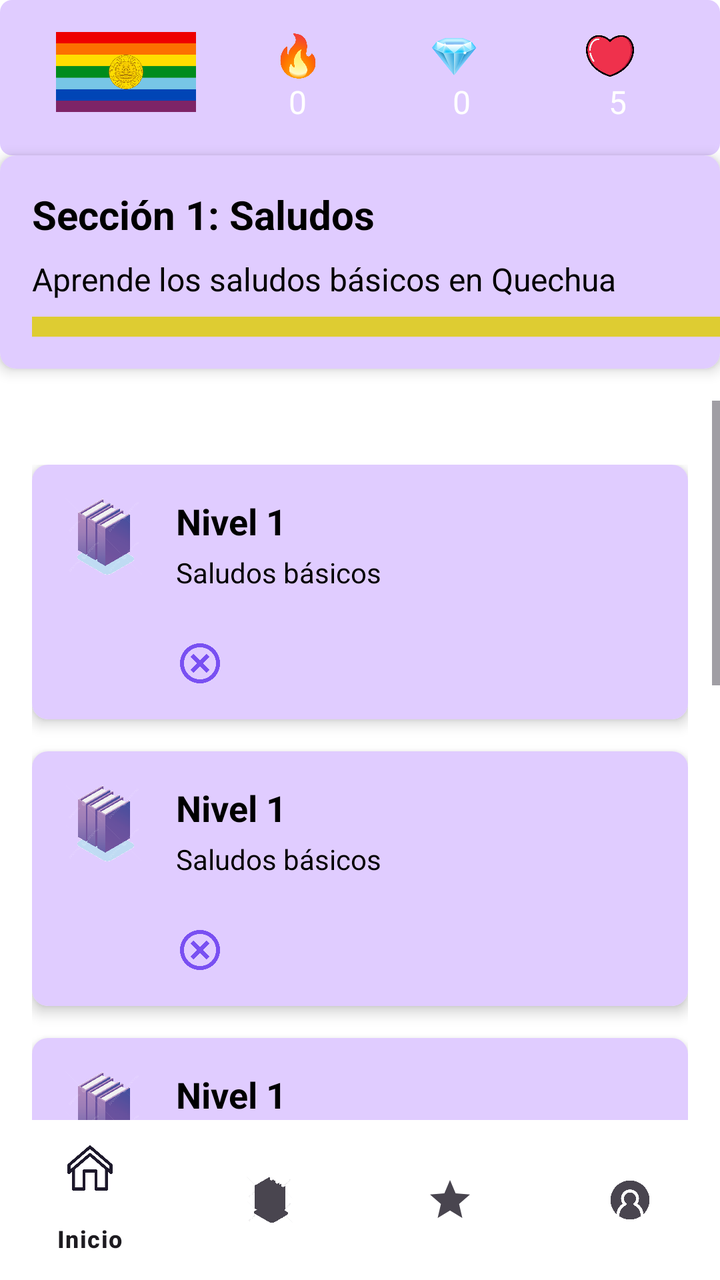
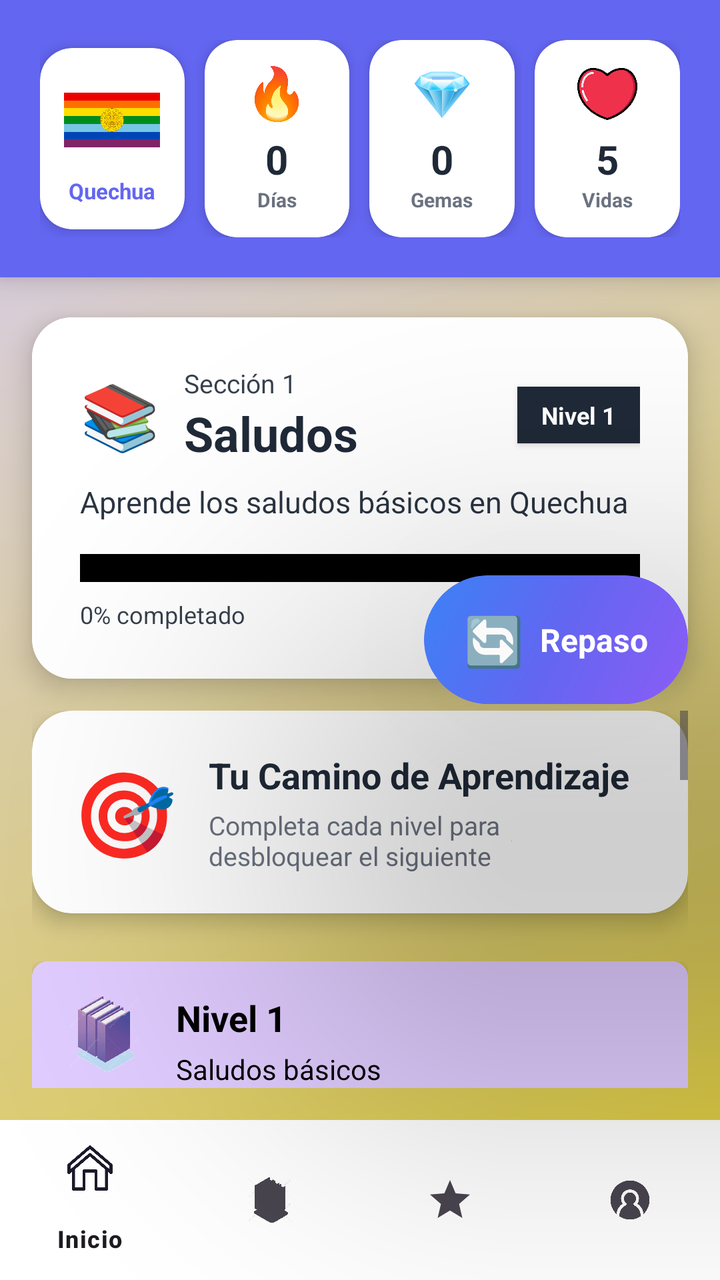

Compare the two renders of this Android layout. The source of the first and the diff that turns it into the second are given below.
<!-- AndroidManifest.xml: application theme Theme.PAQU -->
<!-- res/layout/activity_home.xml -->
<?xml version="1.0" encoding="utf-8"?>
<RelativeLayout xmlns:android="http://schemas.android.com/apk/res/android"
    xmlns:app="http://schemas.android.com/apk/res-auto"
    android:layout_width="match_parent"
    android:layout_height="match_parent"
    android:background="@color/white">

  
  <LinearLayout
      android:id="@+id/header"
      android:layout_width="match_parent"
      android:layout_height="wrap_content"
      android:layout_alignParentTop="true"
      android:background="@drawable/progress_bar_lila"
      android:orientation="horizontal"
      android:padding="16dp">

    
    <ImageView
        android:layout_width="40dp"
        android:layout_height="40dp"
        android:layout_weight="1"
        android:src="@drawable/cuscoicon"
        android:contentDescription="Idioma Quechua" />

    
    <LinearLayout
        android:layout_width="wrap_content"
        android:layout_height="wrap_content"
        android:layout_weight="1"
        android:gravity="center"
        android:orientation="vertical">

      <ImageView
          android:layout_width="24dp"
          android:layout_height="24dp"
          android:src="@drawable/fuegoicono"
          android:contentDescription="Racha" />

      <TextView
          android:id="@+id/streakDays"
          android:layout_width="wrap_content"
          android:layout_height="wrap_content"
          android:text="0"
          android:textColor="@color/white"
          android:textSize="16sp" />
    </LinearLayout>

    
    <LinearLayout
        android:layout_width="wrap_content"
        android:layout_height="wrap_content"
        android:layout_weight="1"
        android:gravity="center"
        android:orientation="vertical">

      <ImageView
          android:layout_width="24dp"
          android:layout_height="24dp"
          android:src="@drawable/diamanteicon"
          android:contentDescription="Diamantes" />

      <TextView
          android:id="@+id/diamondsCount"
          android:layout_width="wrap_content"
          android:layout_height="wrap_content"
          android:layout_marginStart="4dp"
          android:text="0"
          android:textColor="@color/white"
          android:textSize="16sp" />
    </LinearLayout>

    
    <LinearLayout
        android:layout_width="wrap_content"
        android:layout_height="wrap_content"
        android:layout_weight="1"
        android:gravity="center"
        android:orientation="vertical">

      <ImageView
          android:layout_width="24dp"
          android:layout_height="24dp"
          android:src="@drawable/corazonicon"
          android:contentDescription="Vidas" />

      <TextView
          android:id="@+id/livesCount"
          android:layout_width="wrap_content"
          android:layout_height="wrap_content"
          android:layout_marginStart="4dp"
          android:text="5"
          android:textColor="@color/white"
          android:textSize="16sp" />
    </LinearLayout>
  </LinearLayout>

  

      
  <androidx.cardview.widget.CardView
      android:id="@+id/stickySection"
      android:layout_width="match_parent"
      android:layout_height="wrap_content"
      android:layout_below="@id/header"
      android:layout_marginBottom="16dp"
      app:cardCornerRadius="8dp"
      app:cardElevation="4dp">

    <LinearLayout
        android:id="@+id/sectionContent"
        android:layout_width="411dp"
        android:layout_height="match_parent"
        android:background="@drawable/progress_bar_lila"
        android:orientation="vertical"
        android:padding="16dp">

      <TextView
          android:layout_width="match_parent"
          android:layout_height="wrap_content"
          android:text="Sección 1: Saludos"
          android:textColor="@color/black"
          android:textSize="20sp"
          android:textStyle="bold" />

      <TextView
          android:layout_width="match_parent"
          android:layout_height="wrap_content"
          android:layout_marginTop="8dp"
          android:text="Aprende los saludos básicos en Quechua"
          android:textColor="@color/black"
          android:textSize="16sp" />

      <ProgressBar
          android:id="@+id/sectionProgressBar"
          style="?android:attr/progressBarStyleHorizontal"
          android:layout_width="match_parent"
          android:layout_height="10dp"
          android:layout_marginTop="8dp"
          android:progress="0"
          android:progressDrawable="@color/morado" />

    </LinearLayout>
  </androidx.cardview.widget.CardView>

      
  <ScrollView
      android:id="@+id/mainScrollView"
      android:layout_width="match_parent"
      android:layout_height="match_parent"
      android:layout_above="@+id/bottomNavigation"
      android:layout_below="@id/stickySection"
      android:background="@color/white"
      android:fillViewport="true">

    <LinearLayout
        android:layout_width="match_parent"
        android:layout_height="wrap_content"
        android:orientation="vertical"
        android:paddingTop="16dp">

      
      <LinearLayout
          android:layout_width="match_parent"
          android:layout_height="wrap_content"
          android:orientation="vertical"
          android:padding="16dp">


        
        <include
            android:id="@+id/level1Card"
            layout="@layout/item_level" />

        
        <include
            android:id="@+id/level2Card"
            layout="@layout/item_level" />

        
        <include
            android:id="@+id/level3Card"
            layout="@layout/item_level" />

        
        <include
            android:id="@+id/level4Card"
            layout="@layout/item_level" />

        
        <include
            android:id="@+id/level5Card"
            layout="@layout/item_level" />

        
        <include
            android:id="@+id/level6Card"
            layout="@layout/item_level" />
      </LinearLayout>
    </LinearLayout>
  </ScrollView>

  
  <com.google.android.material.bottomnavigation.BottomNavigationView
      android:id="@+id/bottomNavigation"
      android:layout_width="match_parent"
      android:layout_height="wrap_content"
      android:layout_alignParentBottom="true"
      android:background="@color/white"
      app:menu="@menu/bottom_nav_menu" />
</RelativeLayout>
<!-- res/layout/item_level.xml (included above) -->
<?xml version="1.0" encoding="utf-8"?>
<androidx.cardview.widget.CardView xmlns:android="http://schemas.android.com/apk/res/android"
    xmlns:app="http://schemas.android.com/apk/res-auto"
    android:id="@+id/levelCard"

    android:layout_width="match_parent"
    android:layout_height="wrap_content"
    android:layout_marginBottom="16dp"
    app:cardCornerRadius="8dp"
    app:cardElevation="4dp">

    <LinearLayout
        android:layout_width="397dp"
        android:layout_height="wrap_content"
        android:background="@drawable/progress_bar_lila"
        android:orientation="horizontal"
        android:padding="16dp">

        <ImageView
            android:layout_width="40dp"
            android:layout_height="40dp"
            android:src="@drawable/diccionarioicon" />

        <LinearLayout
            android:layout_width="match_parent"
            android:layout_height="wrap_content"
            android:layout_marginStart="16dp"
            android:orientation="vertical">

            <TextView
                android:id="@+id/levelTitle"
                android:layout_width="match_parent"
                android:layout_height="wrap_content"
                android:text="Nivel 1"
                android:textColor="@color/black"
                android:textSize="18sp"
                android:textStyle="bold" />

            <TextView
                android:id="@+id/levelDescription"
                android:layout_width="match_parent"
                android:layout_height="wrap_content"
                android:layout_marginTop="4dp"
                android:text="Saludos básicos"
                android:textColor="@color/black"
                android:textSize="14sp" />

            <ProgressBar
                android:id="@+id/levelProgress"
                style="?android:attr/progressBarStyleHorizontal"
                android:layout_width="match_parent"
                android:layout_height="8dp"
                android:layout_marginTop="8dp"
                android:progress="30"
                android:progressDrawable="@drawable/simbolox" />
            <ImageView
                android:id="@+id/levelStatusIcon"
                android:layout_width="24dp"
                android:layout_height="24dp"
                android:layout_marginTop="8dp"
                android:contentDescription="Estado del nivel"
                android:src="@drawable/ic_cross" />

        </LinearLayout>



    </LinearLayout>
</androidx.cardview.widget.CardView>
<!-- resources referenced by this layout -->
<resources>
  <color name="black">#FF000000</color>
  <color name="morado">#DECC32</color>
  <color name="white">#FFFFFFFF</color>
  <!-- drawable corazonicon: png bitmap (drawable, 26331 bytes) -->
  <!-- drawable cuscoicon: png bitmap (drawable, 93133 bytes) -->
  <!-- drawable diamanteicon: png bitmap (drawable, 7046 bytes) -->
  <!-- drawable diccionarioicon: png bitmap (drawable, 684617 bytes) -->
  <!-- drawable fuegoicono: png bitmap (drawable, 34989 bytes) -->
  <!-- drawable ic_cross: png bitmap (drawable, 16291 bytes) -->
  <!-- drawable progress_bar_lila (drawable) -->
  <?xml version="1.0" encoding="utf-8"?>
  <layer-list xmlns:android="http://schemas.android.com/apk/res/android">
      
      <item android:id="@android:id/background">
          <shape>
              <corners android:radius="6dp" />
              <solid android:color="#E0CCFF" /> 
          </shape>
      </item>
  
      
      <item android:id="@android:id/progress">
          <clip>
              <shape>
                  <corners android:radius="6dp" />
                  <solid android:color="#A259FF" /> 
              </shape>
          </clip>
      </item>
  </layer-list>
  <!-- drawable simbolox: png bitmap (drawable, 4416 bytes) -->
  <style name="Theme.PAQU" parent="Base.Theme.PAQU" />
  <style name="Base.Theme.PAQU" parent="Theme.Material3.DayNight.NoActionBar">
          
          
      </style>
</resources>

<!-- the commit's change to res/layout/activity_home.xml (unified diff, before → after) -->
@@ -3,169 +3,361 @@
     xmlns:app="http://schemas.android.com/apk/res-auto"
     android:layout_width="match_parent"
     android:layout_height="match_parent"
-    android:background="@color/white">
+    android:background="@drawable/bg_gradient_main">
 
   
-  <LinearLayout
-      android:id="@+id/header"
+  <androidx.cardview.widget.CardView
+      android:id="@+id/headerCard"
       android:layout_width="match_parent"
       android:layout_height="wrap_content"
       android:layout_alignParentTop="true"
-      android:background="@drawable/progress_bar_lila"
-      android:orientation="horizontal"
-      android:padding="16dp">
-
-    
-    <ImageView
-        android:layout_width="40dp"
-        android:layout_height="40dp"
-        android:layout_weight="1"
-        android:src="@drawable/cuscoicon"
-        android:contentDescription="Idioma Quechua" />
-
-    
+      app:cardCornerRadius="0dp"
+      app:cardElevation="8dp"
+      app:cardBackgroundColor="#FFFFFF">
+
     <LinearLayout
-        android:layout_width="wrap_content"
+        android:id="@+id/header"
+        android:layout_width="match_parent"
         android:layout_height="wrap_content"
-        android:layout_weight="1"
-        android:gravity="center"
-        android:orientation="vertical">
-
-      <ImageView
-          android:layout_width="24dp"
-          android:layout_height="24dp"
-          android:src="@drawable/fuegoicono"
-          android:contentDescription="Racha" />
-
-      <TextView
-          android:id="@+id/streakDays"
-          android:layout_width="wrap_content"
-          android:layout_height="wrap_content"
-          android:text="0"
-          android:textColor="@color/white"
-          android:textSize="16sp" />
+        android:background="#6366F1"
+        android:orientation="horizontal"
+        android:padding="20dp"
+        android:gravity="center_vertical">
+
+      
+      <androidx.cardview.widget.CardView
+          android:layout_width="0dp"
+          android:layout_height="wrap_content"
+          android:layout_weight="1"
+          app:cardCornerRadius="16dp"
+          app:cardElevation="4dp"
+          app:cardBackgroundColor="#FFFFFF">
+
+        <LinearLayout
+            android:layout_width="match_parent"
+            android:layout_height="wrap_content"
+            android:gravity="center"
+            android:orientation="vertical"
+            android:padding="12dp">
+
+          <ImageView
+              android:layout_width="48dp"
+              android:layout_height="48dp"
+              android:src="@drawable/cuscoicon"
+              android:contentDescription="Idioma Quechua" />
+
+          <TextView
+              android:layout_width="wrap_content"
+              android:layout_height="wrap_content"
+              android:text="Quechua"
+              android:textColor="#6366F1"
+              android:textSize="11sp"
+              android:textStyle="bold"
+              android:layout_marginTop="4dp" />
+        </LinearLayout>
+      </androidx.cardview.widget.CardView>
+
+      
+      <androidx.cardview.widget.CardView
+          android:layout_width="0dp"
+          android:layout_height="wrap_content"
+          android:layout_weight="1"
+          android:layout_marginStart="10dp"
+          app:cardCornerRadius="16dp"
+          app:cardElevation="4dp"
+          app:cardBackgroundColor="#FFFFFF">
+
+        <LinearLayout
+            android:layout_width="match_parent"
+            android:layout_height="wrap_content"
+            android:gravity="center"
+            android:orientation="vertical"
+            android:padding="12dp">
+
+          <ImageView
+              android:layout_width="30dp"
+              android:layout_height="30dp"
+              android:src="@drawable/fuegoicono"
+              android:contentDescription="Racha" />
+
+          <TextView
+              android:id="@+id/streakDays"
+              android:layout_width="wrap_content"
+              android:layout_height="wrap_content"
+              android:text="0"
+              android:textColor="#1F2937"
+              android:textSize="20sp"
+              android:textStyle="bold"
+              android:layout_marginTop="4dp" />
+
+          <TextView
+              android:layout_width="wrap_content"
+              android:layout_height="wrap_content"
+              android:text="Días"
+              android:textColor="#6B7280"
+              android:textSize="10sp"
+              android:textStyle="bold" />
+        </LinearLayout>
+      </androidx.cardview.widget.CardView>
+
+      
+      <androidx.cardview.widget.CardView
+          android:layout_width="0dp"
+          android:layout_height="wrap_content"
+          android:layout_weight="1"
+          android:layout_marginStart="10dp"
+          app:cardCornerRadius="16dp"
+          app:cardElevation="4dp"
+          app:cardBackgroundColor="#FFFFFF">
+
+        <LinearLayout
+            android:layout_width="match_parent"
+            android:layout_height="wrap_content"
+            android:gravity="center"
+            android:orientation="vertical"
+            android:padding="12dp">
+
+          <ImageView
+              android:layout_width="30dp"
+              android:layout_height="30dp"
+              android:src="@drawable/diamanteicon"
+              android:contentDescription="Diamantes" />
+
+          <TextView
+              android:id="@+id/diamondsCount"
+              android:layout_width="wrap_content"
+              android:layout_height="wrap_content"
+              android:text="0"
+              android:textColor="#1F2937"
+              android:textSize="20sp"
+              android:textStyle="bold"
+              android:layout_marginTop="4dp" />
+
+          <TextView
+              android:layout_width="wrap_content"
+              android:layout_height="wrap_content"
+              android:text="Gemas"
+              android:textColor="#6B7280"
+              android:textSize="10sp"
+              android:textStyle="bold" />
+        </LinearLayout>
+      </androidx.cardview.widget.CardView>
+
+      
+      <androidx.cardview.widget.CardView
+          android:layout_width="0dp"
+          android:layout_height="wrap_content"
+          android:layout_weight="1"
+          android:layout_marginStart="10dp"
+          app:cardCornerRadius="16dp"
+          app:cardElevation="4dp"
+          app:cardBackgroundColor="#FFFFFF">
+
+        <LinearLayout
+            android:layout_width="match_parent"
+            android:layout_height="wrap_content"
+            android:gravity="center"
+            android:orientation="vertical"
+            android:padding="12dp">
+
+          <ImageView
+              android:layout_width="30dp"
+              android:layout_height="30dp"
+              android:src="@drawable/corazonicon"
+              android:contentDescription="Vidas" />
+
+          <TextView
+              android:id="@+id/livesCount"
+              android:layout_width="wrap_content"
+              android:layout_height="wrap_content"
+              android:text="5"
+              android:textColor="#1F2937"
+              android:textSize="20sp"
+              android:textStyle="bold"
+              android:layout_marginTop="4dp" />
+
+          <TextView
+              android:layout_width="wrap_content"
+              android:layout_height="wrap_content"
+              android:text="Vidas"
+              android:textColor="#6B7280"
+              android:textSize="10sp"
+              android:textStyle="bold" />
+        </LinearLayout>
+      </androidx.cardview.widget.CardView>
     </LinearLayout>
-
-    
-    <LinearLayout
-        android:layout_width="wrap_content"
-        android:layout_height="wrap_content"
-        android:layout_weight="1"
-        android:gravity="center"
-        android:orientation="vertical">
-
-      <ImageView
-          android:layout_width="24dp"
-          android:layout_height="24dp"
-          android:src="@drawable/diamanteicon"
-          android:contentDescription="Diamantes" />
-
-      <TextView
-          android:id="@+id/diamondsCount"
-          android:layout_width="wrap_content"
-          android:layout_height="wrap_content"
-          android:layout_marginStart="4dp"
-          android:text="0"
-          android:textColor="@color/white"
-          android:textSize="16sp" />
-    </LinearLayout>
-
-    
-    <LinearLayout
-        android:layout_width="wrap_content"
-        android:layout_height="wrap_content"
-        android:layout_weight="1"
-        android:gravity="center"
-        android:orientation="vertical">
-
-      <ImageView
-          android:layout_width="24dp"
-          android:layout_height="24dp"
-          android:src="@drawable/corazonicon"
-          android:contentDescription="Vidas" />
-
-      <TextView
-          android:id="@+id/livesCount"
-          android:layout_width="wrap_content"
-          android:layout_height="wrap_content"
-          android:layout_marginStart="4dp"
-          android:text="5"
-          android:textColor="@color/white"
-          android:textSize="16sp" />
-    </LinearLayout>
-  </LinearLayout>
+  </androidx.cardview.widget.CardView>
 
   
-
-      
   <androidx.cardview.widget.CardView
       android:id="@+id/stickySection"
       android:layout_width="match_parent"
       android:layout_height="wrap_content"
-      android:layout_below="@id/header"
+      android:layout_below="@id/headerCard"
+      android:layout_marginStart="16dp"
+      android:layout_marginEnd="16dp"
+      android:layout_marginTop="20dp"
       android:layout_marginBottom="16dp"
-      app:cardCornerRadius="8dp"
-      app:cardElevation="4dp">
+      app:cardCornerRadius="20dp"
+      app:cardElevation="8dp"
+      app:cardBackgroundColor="#FFFFFF">
 
     <LinearLayout
         android:id="@+id/sectionContent"
-        android:layout_width="411dp"
-        android:layout_height="match_parent"
-        android:background="@drawable/progress_bar_lila"
+        android:layout_width="match_parent"
+        android:layout_height="wrap_content"
+        android:background="#FFFFFF"
         android:orientation="vertical"
-        android:padding="16dp">
+        android:padding="24dp">
+
+      <LinearLayout
+          android:layout_width="match_parent"
+          android:layout_height="wrap_content"
+          android:orientation="horizontal"
+          android:gravity="center_vertical"
+          android:layout_marginBottom="8dp">
+
+        <TextView
+            android:layout_width="wrap_content"
+            android:layout_height="wrap_content"
+            android:text="📚"
+            android:textSize="32sp"
+            android:layout_marginEnd="12dp" />
+
+        <LinearLayout
+            android:layout_width="0dp"
+            android:layout_height="wrap_content"
+            android:layout_weight="1"
+            android:orientation="vertical">
+
+          <TextView
+              android:layout_width="wrap_content"
+              android:layout_height="wrap_content"
+              android:text="Sección 1"
+              android:textColor="#1F2937"
+              android:textSize="13sp"
+              android:alpha="0.9" />
+
+          <TextView
+              android:layout_width="wrap_content"
+              android:layout_height="wrap_content"
+              android:text="Saludos"
+              android:textColor="#1F2937"
+              android:textSize="24sp"
+              android:textStyle="bold" />
+        </LinearLayout>
+
+        <TextView
+            android:layout_width="wrap_content"
+            android:layout_height="wrap_content"
+            android:text="Nivel 1"
+            android:textColor="#FFFFFF"
+            android:textSize="12sp"
+            android:textStyle="bold"
+            android:background="#1F2937"
+            android:paddingHorizontal="12dp"
+            android:paddingVertical="6dp"
+            android:elevation="2dp" />
+      </LinearLayout>
 
       <TextView
           android:layout_width="match_parent"
           android:layout_height="wrap_content"
-          android:text="Sección 1: Saludos"
-          android:textColor="@color/black"
-          android:textSize="20sp"
-          android:textStyle="bold" />
-
-      <TextView
-          android:layout_width="match_parent"
-          android:layout_height="wrap_content"
-          android:layout_marginTop="8dp"
           android:text="Aprende los saludos básicos en Quechua"
-          android:textColor="@color/black"
-          android:textSize="16sp" />
+          android:textColor="#1F2937"
+          android:textSize="15sp"
+          android:alpha="0.95"
+          android:layout_marginBottom="16dp" />
 
       <ProgressBar
           android:id="@+id/sectionProgressBar"
           style="?android:attr/progressBarStyleHorizontal"
           android:layout_width="match_parent"
-          android:layout_height="10dp"
+          android:layout_height="14dp"
+          android:progress="0"
+          android:progressDrawable="@color/black" />
+
+      <TextView
+          android:layout_width="wrap_content"
+          android:layout_height="wrap_content"
+          android:text="0% completado"
+          android:textColor="#1F2937"
+          android:textSize="12sp"
           android:layout_marginTop="8dp"
-          android:progress="0"
-          android:progressDrawable="@color/morado" />
-
+          android:alpha="0.9" />
     </LinearLayout>
   </androidx.cardview.widget.CardView>
 
-      
+  
   <ScrollView
       android:id="@+id/mainScrollView"
       android:layout_width="match_parent"
       android:layout_height="match_parent"
       android:layout_above="@+id/bottomNavigation"
       android:layout_below="@id/stickySection"
-      android:background="@color/white"
-      android:fillViewport="true">
+      android:fillViewport="true"
+      android:paddingStart="16dp"
+      android:paddingEnd="16dp"
+      android:paddingBottom="16dp">
 
     <LinearLayout
         android:layout_width="match_parent"
         android:layout_height="wrap_content"
-        android:orientation="vertical"
-        android:paddingTop="16dp">
+        android:orientation="vertical">
+
+      
+      <androidx.cardview.widget.CardView
+          android:layout_width="match_parent"
+          android:layout_height="wrap_content"
+          app:cardCornerRadius="20dp"
+          app:cardElevation="6dp"
+          app:cardBackgroundColor="#FFFFFF"
+          android:layout_marginBottom="24dp">
+
+        <LinearLayout
+            android:layout_width="match_parent"
+            android:layout_height="wrap_content"
+            android:orientation="horizontal"
+            android:padding="20dp"
+            android:gravity="center_vertical">
+
+          <TextView
+              android:layout_width="wrap_content"
+              android:layout_height="wrap_content"
+              android:text="🎯"
+              android:textSize="42sp"
+              android:layout_marginEnd="16dp" />
+
+          <LinearLayout
+              android:layout_width="0dp"
+              android:layout_height="wrap_content"
+              android:layout_weight="1"
+              android:orientation="vertical">
+
+            <TextView
+                android:layout_width="wrap_content"
+                android:layout_height="wrap_content"
+                android:text="Tu Camino de Aprendizaje"
+                android:textColor="#1F2937"
+                android:textSize="18sp"
+                android:textStyle="bold" />
+
+            <TextView
+                android:layout_width="wrap_content"
+                android:layout_height="wrap_content"
+                android:text="Completa cada nivel para desbloquear el siguiente"
+                android:textColor="#6B7280"
+                android:textSize="13sp"
+                android:layout_marginTop="4dp" />
+          </LinearLayout>
+        </LinearLayout>
+      </androidx.cardview.widget.CardView>
 
       
       <LinearLayout
           android:layout_width="match_parent"
           android:layout_height="wrap_content"
-          android:orientation="vertical"
-          android:padding="16dp">
-
+          android:orientation="vertical">
 
         
         <include
@@ -197,6 +389,41 @@
             android:id="@+id/level6Card"
             layout="@layout/item_level" />
       </LinearLayout>
+
+      
+      <androidx.cardview.widget.CardView
+          android:layout_width="match_parent"
+          android:layout_height="wrap_content"
+          app:cardCornerRadius="20dp"
+          app:cardElevation="6dp"
+          app:cardBackgroundColor="#ECFDF5"
+          android:layout_marginTop="24dp"
+          android:layout_marginBottom="16dp">
+
+        <LinearLayout
+            android:layout_width="match_parent"
+            android:layout_height="wrap_content"
+            android:orientation="horizontal"
+            android:padding="20dp"
+            android:gravity="center_vertical">
+
+          <TextView
+              android:layout_width="wrap_content"
+              android:layout_height="wrap_content"
+              android:text="💪"
+              android:textSize="38sp"
+              android:layout_marginEnd="12dp" />
+
+          <TextView
+              android:layout_width="0dp"
+              android:layout_height="wrap_content"
+              android:layout_weight="1"
+              android:text="¡Sigue practicando todos los días para mantener tu racha!"
+              android:textColor="#065F46"
+              android:textSize="14sp"
+              android:textStyle="bold" />
+        </LinearLayout>
+      </androidx.cardview.widget.CardView>
     </LinearLayout>
   </ScrollView>
 
@@ -207,7 +434,51 @@
       android:layout_height="wrap_content"
       android:layout_alignParentBottom="true"
       android:background="@color/white"
+      android:elevation="8dp"
       app:menu="@menu/bottom_nav_menu" />
+
+  
+  <androidx.cardview.widget.CardView
+      android:id="@+id/draggableBubble"
+      android:layout_width="wrap_content"
+      android:layout_height="wrap_content"
+      android:layout_alignParentEnd="true"
+      android:layout_centerVertical="true"
+      android:layout_marginEnd="16dp"
+      app:cardCornerRadius="50dp"
+      app:cardElevation="16dp"
+      android:elevation="100dp"
+      android:translationZ="100dp"
+      app:cardBackgroundColor="#6366F1">
+
+    <LinearLayout
+        android:layout_width="wrap_content"
+        android:layout_height="wrap_content"
+        android:orientation="horizontal"
+        android:gravity="center_vertical"
+        android:background="@drawable/bubble_gradient_bg"
+        android:paddingStart="20dp"
+        android:paddingEnd="20dp"
+        android:paddingTop="16dp"
+        android:paddingBottom="16dp">
+
+      <TextView
+          android:layout_width="wrap_content"
+          android:layout_height="wrap_content"
+          android:text="🔄"
+          android:textSize="24sp"
+          android:layout_marginEnd="8dp" />
+
+      <TextView
+          android:layout_width="wrap_content"
+          android:layout_height="wrap_content"
+          android:text="Repaso"
+          android:textColor="#FFFFFF"
+          android:textSize="16sp"
+          android:textStyle="bold" />
+    </LinearLayout>
+  </androidx.cardview.widget.CardView>
+
 </RelativeLayout>
 <!-- res/layout/item_level.xml (included above) -->
 <?xml version="1.0" encoding="utf-8"?>
<!-- resource entries referenced after the edit -->
@@ -2,7 +2,31 @@
 <resources>
   <color name="black">#FF000000</color>
   <color name="morado">#DECC32</color>
+  <color name="moradit">#D7CDFB</color>
   <color name="white">#FFFFFFFF</color>
+  <!-- drawable bg_gradient_main (drawable) -->
+  <?xml version="1.0" encoding="utf-8"?>
+  <shape xmlns:android="http://schemas.android.com/apk/res/android">
+      <gradient
+          android:startColor="@color/morado"
+          android:endColor="@color/moradit"
+          android:angle="135" />
+  </shape>
+  <!-- drawable bubble_gradient_bg (drawable) -->
+  <?xml version="1.0" encoding="utf-8"?>
+  <shape xmlns:android="http://schemas.android.com/apk/res/android"
+      android:shape="rectangle">
+  
+      <gradient
+          android:angle="135"
+          android:startColor="#8B5CF6"
+          android:centerColor="#6366F1"
+          android:endColor="#3B82F6"
+          android:type="linear" />
+  
+      <corners android:radius="50dp" />
+  
+  </shape>
   <!-- drawable corazonicon: png bitmap (drawable, 26331 bytes) -->
   <!-- drawable cuscoicon: png bitmap (drawable, 93133 bytes) -->
   <!-- drawable diamanteicon: png bitmap (drawable, 7046 bytes) -->
